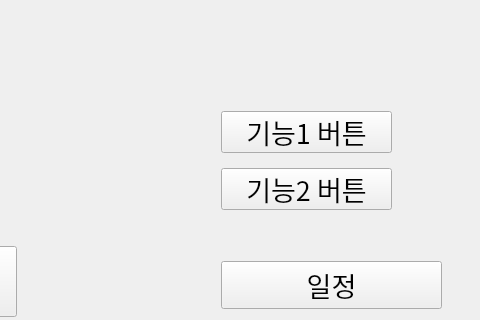
Old version of the form src/UI/ui.ui in the repository onedayonecoding/IOT_Project_SmartMirror; both pictures show x 544 to 1024 and y 134 to 454 of the 1024 by 600 pixel window.
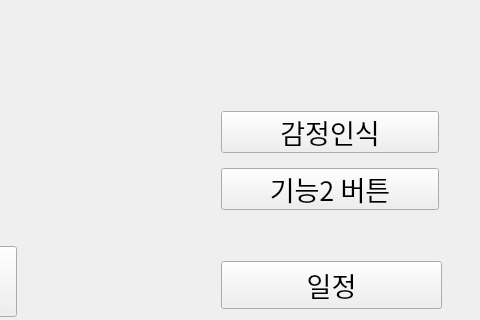
New version of the form. Icons and pictures are not drawn.

Diff of the .ui file:
```diff
--- a/src/UI/ui.ui
+++ b/src/UI/ui.ui
@@ -281,7 +281,7 @@
     <rect>
      <x>760</x>
      <y>240</y>
-     <width>181</width>
+     <width>228</width>
      <height>109</height>
     </rect>
    </property>
@@ -310,7 +310,7 @@
        </font>
       </property>
       <property name="text">
-       <string>기능1 버튼</string>
+       <string>감정인식</string>
       </property>
      </widget>
     </item>
```
